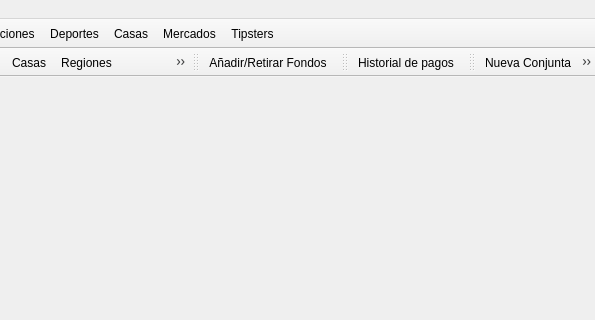
This is ui/wmain.ui in soker90/betcon as Qt 5 draws it before an edit; both pictures show x 354 to 949 and y 0 to 320 of the 949 by 678 pixel window. The edited form follows.
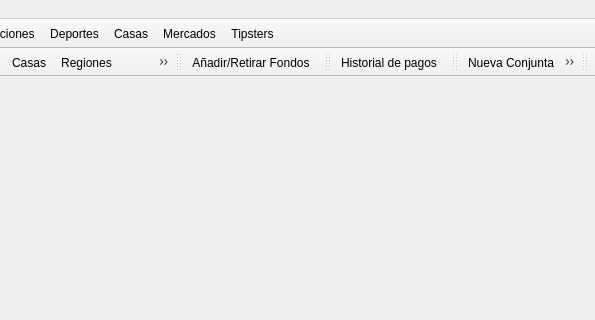
This is the edited form.

The edit to the form file:
```diff
--- a/ui/wmain.ui
+++ b/ui/wmain.ui
@@ -163,6 +163,17 @@
    <addaction name="menuArchivo"/>
    <addaction name="menuAyuda"/>
   </widget>
+  <widget class="QToolBar" name="toolBar">
+   <property name="windowTitle">
+    <string>toolBar</string>
+   </property>
+   <attribute name="toolBarArea">
+    <enum>TopToolBarArea</enum>
+   </attribute>
+   <attribute name="toolBarBreak">
+    <bool>false</bool>
+   </attribute>
+  </widget>
   <action name="aNew">
    <property name="text">
     <string>Nueva</string>
```
Left out of the diff: 2 changed lines with no effect on the pictures.
